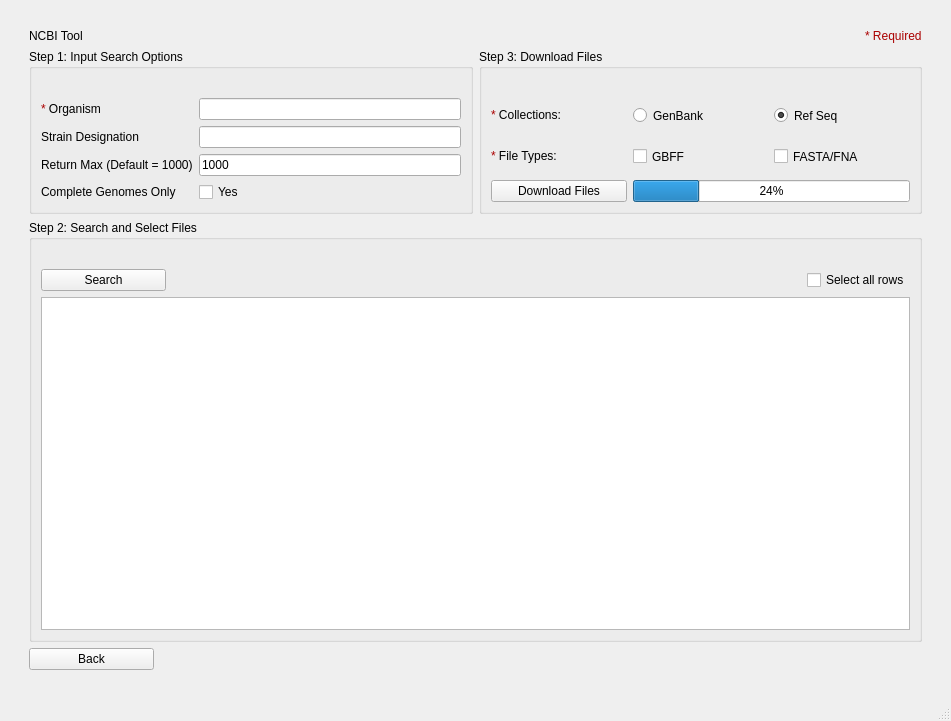
First picture: the form in ncbi.ui, repository TrinhLab/CASPERapp, before the edit.
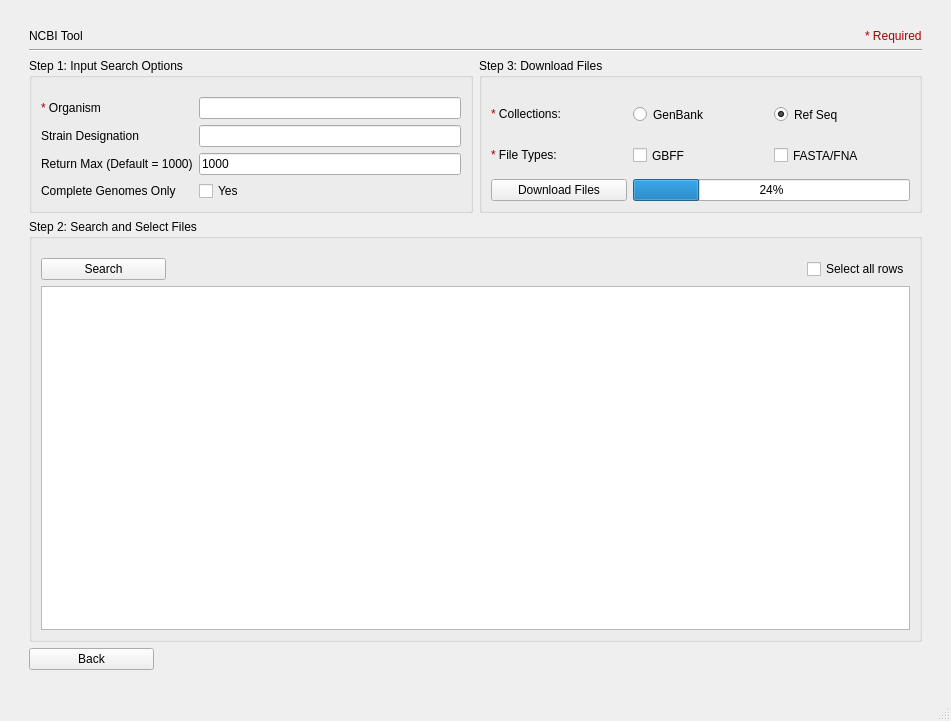
Second picture: the form after the edit.

Commit message: adding dynamic scaling for results section, off target, filter options, and cotargeting UI

The edit to the form file:
```diff
--- a/ncbi.ui
+++ b/ncbi.ui
@@ -15,44 +15,195 @@
   </property>
   <widget class="QWidget" name="centralwidget">
    <layout class="QGridLayout" name="gridLayout">
-    <item row="0" column="1">
-     <spacer name="verticalSpacer_2">
-      <property name="orientation">
-       <enum>Qt::Vertical</enum>
-      </property>
-      <property name="sizeType">
-       <enum>QSizePolicy::Fixed</enum>
-      </property>
-      <property name="sizeHint" stdset="0">
-       <size>
-        <width>20</width>
-        <height>20</height>
-       </size>
-      </property>
-     </spacer>
-    </item>
-    <item row="1" column="3">
-     <spacer name="horizontalSpacer_2">
-      <property name="orientation">
-       <enum>Qt::Horizontal</enum>
-      </property>
-      <property name="sizeType">
-       <enum>QSizePolicy::Fixed</enum>
-      </property>
-      <property name="sizeHint" stdset="0">
-       <size>
-        <width>20</width>
-        <height>20</height>
-       </size>
-      </property>
-     </spacer>
-    </item>
     <item row="1" column="1">
      <layout class="QGridLayout" name="gridLayout_3">
-      <item row="2" column="0" colspan="2">
+      <item row="0" column="1" alignment="Qt::AlignRight">
+       <widget class="QLabel" name="label_6">
+        <property name="sizePolicy">
+         <sizepolicy hsizetype="Fixed" vsizetype="Fixed">
+          <horstretch>0</horstretch>
+          <verstretch>0</verstretch>
+         </sizepolicy>
+        </property>
+        <property name="text">
+         <string>&lt;html&gt;&lt;head/&gt;&lt;body&gt;&lt;p&gt;&lt;span style=&quot; color:#aa0000;&quot;&gt;* Required&lt;/span&gt;&lt;/p&gt;&lt;/body&gt;&lt;/html&gt;</string>
+        </property>
+        <property name="textFormat">
+         <enum>Qt::RichText</enum>
+        </property>
+       </widget>
+      </item>
+      <item row="2" column="0">
+       <widget class="QGroupBox" name="Step1">
+        <property name="sizePolicy">
+         <sizepolicy hsizetype="Expanding" vsizetype="Preferred">
+          <horstretch>0</horstretch>
+          <verstretch>0</verstretch>
+         </sizepolicy>
+        </property>
+        <property name="title">
+         <string>Step 1: Input Search Options</string>
+        </property>
+        <layout class="QGridLayout" name="gridLayout_7">
+         <property name="sizeConstraint">
+          <enum>QLayout::SetMinAndMaxSize</enum>
+         </property>
+         <item row="3" column="2">
+          <widget class="QLineEdit" name="ret_max_line_edit">
+           <property name="sizePolicy">
+            <sizepolicy hsizetype="Minimum" vsizetype="Fixed">
+             <horstretch>0</horstretch>
+             <verstretch>0</verstretch>
+            </sizepolicy>
+           </property>
+           <property name="text">
+            <string>1000</string>
+           </property>
+          </widget>
+         </item>
+         <item row="4" column="2">
+          <widget class="QCheckBox" name="yes_box">
+           <property name="sizePolicy">
+            <sizepolicy hsizetype="Minimum" vsizetype="Fixed">
+             <horstretch>0</horstretch>
+             <verstretch>0</verstretch>
+            </sizepolicy>
+           </property>
+           <property name="text">
+            <string>Yes</string>
+           </property>
+          </widget>
+         </item>
+         <item row="4" column="1">
+          <widget class="QLabel" name="label">
+           <property name="sizePolicy">
+            <sizepolicy hsizetype="Fixed" vsizetype="Fixed">
+             <horstretch>0</horstretch>
+             <verstretch>0</verstretch>
+            </sizepolicy>
+           </property>
+           <property name="text">
+            <string>Complete Genomes Only</string>
+           </property>
+          </widget>
+         </item>
+         <item row="2" column="1">
+          <widget class="QLabel" name="label_3">
+           <property name="sizePolicy">
+            <sizepolicy hsizetype="Fixed" vsizetype="Fixed">
+             <horstretch>0</horstretch>
+             <verstretch>0</verstretch>
+            </sizepolicy>
+           </property>
+           <property name="text">
+            <string>Strain Designation</string>
+           </property>
+          </widget>
+         </item>
+         <item row="2" column="2">
+          <widget class="QLineEdit" name="infra_name_line_edit">
+           <property name="sizePolicy">
+            <sizepolicy hsizetype="Minimum" vsizetype="Fixed">
+             <horstretch>0</horstretch>
+             <verstretch>0</verstretch>
+            </sizepolicy>
+           </property>
+          </widget>
+         </item>
+         <item row="1" column="1">
+          <widget class="QLabel" name="label_4">
+           <property name="sizePolicy">
+            <sizepolicy hsizetype="Fixed" vsizetype="Fixed">
+             <horstretch>0</horstretch>
+             <verstretch>0</verstretch>
+            </sizepolicy>
+           </property>
+           <property name="text">
+            <string>&lt;html&gt;&lt;head/&gt;&lt;body&gt;&lt;p&gt;&lt;span style=&quot; color:#aa0000;&quot;&gt;*&lt;/span&gt; Organism&lt;/p&gt;&lt;/body&gt;&lt;/html&gt;</string>
+           </property>
+           <property name="textFormat">
+            <enum>Qt::RichText</enum>
+           </property>
+          </widget>
+         </item>
+         <item row="1" column="2">
+          <widget class="QLineEdit" name="organism_line_edit">
+           <property name="sizePolicy">
+            <sizepolicy hsizetype="Minimum" vsizetype="Fixed">
+             <horstretch>0</horstretch>
+             <verstretch>0</verstretch>
+            </sizepolicy>
+           </property>
+          </widget>
+         </item>
+         <item row="3" column="1">
+          <widget class="QLabel" name="label_2">
+           <property name="sizePolicy">
+            <sizepolicy hsizetype="Fixed" vsizetype="Fixed">
+             <horstretch>0</horstretch>
+             <verstretch>0</verstretch>
+            </sizepolicy>
+           </property>
+           <property name="text">
+            <string>Return Max (Default = 1000)</string>
+           </property>
+          </widget>
+         </item>
+         <item row="0" column="1" colspan="2">
+          <spacer name="verticalSpacer_3">
+           <property name="orientation">
+            <enum>Qt::Vertical</enum>
+           </property>
+           <property name="sizeType">
+            <enum>QSizePolicy::Preferred</enum>
+           </property>
+           <property name="sizeHint" stdset="0">
+            <size>
+             <width>20</width>
+             <height>10</height>
+            </size>
+           </property>
+          </spacer>
+         </item>
+        </layout>
+       </widget>
+      </item>
+      <item row="0" column="0" alignment="Qt::AlignLeft">
+       <widget class="QLabel" name="title">
+        <property name="sizePolicy">
+         <sizepolicy hsizetype="Fixed" vsizetype="Fixed">
+          <horstretch>0</horstretch>
+          <verstretch>0</verstretch>
+         </sizepolicy>
+        </property>
+        <property name="text">
+         <string>NCBI Tool</string>
+        </property>
+       </widget>
+      </item>
+      <item row="4" column="0" alignment="Qt::AlignLeft">
+       <widget class="QPushButton" name="back_button">
+        <property name="sizePolicy">
+         <sizepolicy hsizetype="Minimum" vsizetype="Fixed">
+          <horstretch>0</horstretch>
+          <verstretch>0</verstretch>
+         </sizepolicy>
+        </property>
+        <property name="minimumSize">
+         <size>
+          <width>125</width>
+          <height>0</height>
+         </size>
+        </property>
+        <property name="text">
+         <string>Back</string>
+        </property>
+       </widget>
+      </item>
+      <item row="3" column="0" colspan="2">
        <widget class="QGroupBox" name="Step2">
         <property name="sizePolicy">
-         <sizepolicy hsizetype="Expanding" vsizetype="Minimum">
+         <sizepolicy hsizetype="Expanding" vsizetype="Expanding">
           <horstretch>0</horstretch>
           <verstretch>0</verstretch>
          </sizepolicy>
@@ -64,7 +215,7 @@
          <item row="1" column="0" alignment="Qt::AlignLeft">
           <widget class="QPushButton" name="search_button">
            <property name="sizePolicy">
-            <sizepolicy hsizetype="Minimum" vsizetype="Preferred">
+            <sizepolicy hsizetype="Minimum" vsizetype="Fixed">
              <horstretch>0</horstretch>
              <verstretch>0</verstretch>
             </sizepolicy>
@@ -80,10 +231,20 @@
            </property>
           </widget>
          </item>
+         <item row="2" column="0" colspan="2">
+          <widget class="QTableView" name="ncbi_table">
+           <property name="sizePolicy">
+            <sizepolicy hsizetype="Minimum" vsizetype="Preferred">
+             <horstretch>0</horstretch>
+             <verstretch>0</verstretch>
+            </sizepolicy>
+           </property>
+          </widget>
+         </item>
          <item row="1" column="1" alignment="Qt::AlignRight">
           <widget class="QCheckBox" name="all_rows">
            <property name="sizePolicy">
-            <sizepolicy hsizetype="Preferred" vsizetype="Preferred">
+            <sizepolicy hsizetype="Minimum" vsizetype="Fixed">
              <horstretch>0</horstretch>
              <verstretch>0</verstretch>
             </sizepolicy>
@@ -93,84 +254,29 @@
            </property>
           </widget>
          </item>
-         <item row="2" column="0" colspan="2">
-          <widget class="QTableView" name="ncbi_table">
-           <property name="sizePolicy">
-            <sizepolicy hsizetype="Preferred" vsizetype="Expanding">
-             <horstretch>0</horstretch>
-             <verstretch>0</verstretch>
-            </sizepolicy>
-           </property>
-          </widget>
-         </item>
          <item row="0" column="0" colspan="2">
-          <widget class="QLabel" name="spacer2">
-           <property name="sizePolicy">
-            <sizepolicy hsizetype="Preferred" vsizetype="Fixed">
-             <horstretch>0</horstretch>
-             <verstretch>0</verstretch>
-            </sizepolicy>
+          <spacer name="verticalSpacer_5">
+           <property name="orientation">
+            <enum>Qt::Vertical</enum>
            </property>
-           <property name="text">
-            <string/>
+           <property name="sizeType">
+            <enum>QSizePolicy::Preferred</enum>
            </property>
-          </widget>
+           <property name="sizeHint" stdset="0">
+            <size>
+             <width>20</width>
+             <height>10</height>
+            </size>
+           </property>
+          </spacer>
          </item>
         </layout>
        </widget>
       </item>
-      <item row="3" column="0" alignment="Qt::AlignLeft">
-       <widget class="QPushButton" name="back_button">
-        <property name="sizePolicy">
-         <sizepolicy hsizetype="Minimum" vsizetype="Preferred">
-          <horstretch>0</horstretch>
-          <verstretch>0</verstretch>
-         </sizepolicy>
-        </property>
-        <property name="minimumSize">
-         <size>
-          <width>125</width>
-          <height>0</height>
-         </size>
-        </property>
-        <property name="text">
-         <string>Back</string>
-        </property>
-       </widget>
-      </item>
-      <item row="0" column="0" alignment="Qt::AlignLeft">
-       <widget class="QLabel" name="title">
-        <property name="sizePolicy">
-         <sizepolicy hsizetype="Fixed" vsizetype="Fixed">
-          <horstretch>0</horstretch>
-          <verstretch>0</verstretch>
-         </sizepolicy>
-        </property>
-        <property name="text">
-         <string>NCBI Tool</string>
-        </property>
-       </widget>
-      </item>
-      <item row="0" column="1" alignment="Qt::AlignRight">
-       <widget class="QLabel" name="label_6">
-        <property name="sizePolicy">
-         <sizepolicy hsizetype="Fixed" vsizetype="Fixed">
-          <horstretch>0</horstretch>
-          <verstretch>0</verstretch>
-         </sizepolicy>
-        </property>
-        <property name="text">
-         <string>&lt;html&gt;&lt;head/&gt;&lt;body&gt;&lt;p&gt;&lt;span style=&quot; color:#aa0000;&quot;&gt;* Required&lt;/span&gt;&lt;/p&gt;&lt;/body&gt;&lt;/html&gt;</string>
-        </property>
-        <property name="textFormat">
-         <enum>Qt::RichText</enum>
-        </property>
-       </widget>
-      </item>
-      <item row="1" column="1">
+      <item row="2" column="1">
        <widget class="QGroupBox" name="Step3">
         <property name="sizePolicy">
-         <sizepolicy hsizetype="Expanding" vsizetype="Minimum">
+         <sizepolicy hsizetype="Expanding" vsizetype="Preferred">
           <horstretch>0</horstretch>
           <verstretch>0</verstretch>
          </sizepolicy>
@@ -179,58 +285,6 @@
          <string>Step 3: Download Files</string>
         </property>
         <layout class="QGridLayout" name="gridLayout_6">
-         <item row="3" column="0">
-          <widget class="QPushButton" name="download_button">
-           <property name="sizePolicy">
-            <sizepolicy hsizetype="Preferred" vsizetype="Fixed">
-             <horstretch>0</horstretch>
-             <verstretch>0</verstretch>
-            </sizepolicy>
-           </property>
-           <property name="text">
-            <string>Download Files</string>
-           </property>
-          </widget>
-         </item>
-         <item row="2" column="1">
-          <widget class="QCheckBox" name="gbff_checkbox">
-           <property name="sizePolicy">
-            <sizepolicy hsizetype="Preferred" vsizetype="Preferred">
-             <horstretch>0</horstretch>
-             <verstretch>0</verstretch>
-            </sizepolicy>
-           </property>
-           <property name="text">
-            <string>GBFF</string>
-           </property>
-          </widget>
-         </item>
-         <item row="3" column="1" colspan="2">
-          <widget class="QProgressBar" name="progressBar">
-           <property name="sizePolicy">
-            <sizepolicy hsizetype="Preferred" vsizetype="Fixed">
-             <horstretch>0</horstretch>
-             <verstretch>0</verstretch>
-            </sizepolicy>
-           </property>
-           <property name="value">
-            <number>24</number>
-           </property>
-          </widget>
-         </item>
-         <item row="2" column="0">
-          <widget class="QLabel" name="label_8">
-           <property name="sizePolicy">
-            <sizepolicy hsizetype="Preferred" vsizetype="Preferred">
-             <horstretch>0</horstretch>
-             <verstretch>0</verstretch>
-            </sizepolicy>
-           </property>
-           <property name="text">
-            <string>&lt;html&gt;&lt;head/&gt;&lt;body&gt;&lt;p&gt;&lt;span style=&quot; color:#aa0000;&quot;&gt;*&lt;/span&gt; File Types:&lt;/p&gt;&lt;/body&gt;&lt;/html&gt;</string>
-           </property>
-          </widget>
-         </item>
          <item row="1" column="1">
           <widget class="QRadioButton" name="genbank_checkbox">
            <property name="sizePolicy">
@@ -260,8 +314,8 @@
            </property>
           </widget>
          </item>
-         <item row="2" column="2">
-          <widget class="QCheckBox" name="fna_checkbox">
+         <item row="2" column="0">
+          <widget class="QLabel" name="label_8">
            <property name="sizePolicy">
             <sizepolicy hsizetype="Preferred" vsizetype="Preferred">
              <horstretch>0</horstretch>
@@ -269,7 +323,7 @@
             </sizepolicy>
            </property>
            <property name="text">
-            <string>FASTA/FNA</string>
+            <string>&lt;html&gt;&lt;head/&gt;&lt;body&gt;&lt;p&gt;&lt;span style=&quot; color:#aa0000;&quot;&gt;*&lt;/span&gt; File Types:&lt;/p&gt;&lt;/body&gt;&lt;/html&gt;</string>
            </property>
           </widget>
          </item>
@@ -286,169 +340,86 @@
            </property>
           </widget>
          </item>
-         <item row="0" column="0" colspan="3">
-          <widget class="QLabel" name="spacer3">
+         <item row="2" column="1">
+          <widget class="QCheckBox" name="gbff_checkbox">
            <property name="sizePolicy">
+            <sizepolicy hsizetype="Preferred" vsizetype="Preferred">
+             <horstretch>0</horstretch>
+             <verstretch>0</verstretch>
+            </sizepolicy>
+           </property>
+           <property name="text">
+            <string>GBFF</string>
+           </property>
+          </widget>
+         </item>
+         <item row="3" column="0">
+          <widget class="QPushButton" name="download_button">
+           <property name="sizePolicy">
             <sizepolicy hsizetype="Preferred" vsizetype="Fixed">
              <horstretch>0</horstretch>
              <verstretch>0</verstretch>
             </sizepolicy>
            </property>
            <property name="text">
-            <string/>
+            <string>Download Files</string>
            </property>
           </widget>
          </item>
+         <item row="2" column="2">
+          <widget class="QCheckBox" name="fna_checkbox">
+           <property name="sizePolicy">
+            <sizepolicy hsizetype="Preferred" vsizetype="Preferred">
+             <horstretch>0</horstretch>
+             <verstretch>0</verstretch>
+            </sizepolicy>
+           </property>
+           <property name="text">
+            <string>FASTA/FNA</string>
+           </property>
+          </widget>
+         </item>
+         <item row="3" column="1" colspan="2">
+          <widget class="QProgressBar" name="progressBar">
+           <property name="sizePolicy">
+            <sizepolicy hsizetype="Preferred" vsizetype="Fixed">
+             <horstretch>0</horstretch>
+             <verstretch>0</verstretch>
+            </sizepolicy>
+           </property>
+           <property name="value">
+            <number>24</number>
+           </property>
+          </widget>
+         </item>
+         <item row="0" column="0" colspan="2">
+          <spacer name="verticalSpacer_4">
+           <property name="orientation">
+            <enum>Qt::Vertical</enum>
+           </property>
+           <property name="sizeType">
+            <enum>QSizePolicy::Preferred</enum>
+           </property>
+           <property name="sizeHint" stdset="0">
+            <size>
+             <width>20</width>
+             <height>10</height>
+            </size>
+           </property>
+          </spacer>
+         </item>
         </layout>
        </widget>
       </item>
-      <item row="1" column="0">
-       <widget class="QGroupBox" name="Step1">
-        <property name="sizePolicy">
-         <sizepolicy hsizetype="Expanding" vsizetype="Minimum">
-          <horstretch>0</horstretch>
-          <verstretch>0</verstretch>
-         </sizepolicy>
+      <item row="1" column="0" colspan="2">
+       <widget class="Line" name="line">
+        <property name="orientation">
+         <enum>Qt::Horizontal</enum>
         </property>
-        <property name="title">
-         <string>Step 1: Input Search Options</string>
-        </property>
-        <layout class="QGridLayout" name="gridLayout_7">
-         <item row="2" column="2">
-          <widget class="QLineEdit" name="infra_name_line_edit">
-           <property name="sizePolicy">
-            <sizepolicy hsizetype="Minimum" vsizetype="Fixed">
-             <horstretch>0</horstretch>
-             <verstretch>0</verstretch>
-            </sizepolicy>
-           </property>
-          </widget>
-         </item>
-         <item row="1" column="1">
-          <widget class="QLabel" name="label_4">
-           <property name="sizePolicy">
-            <sizepolicy hsizetype="Fixed" vsizetype="Fixed">
-             <horstretch>0</horstretch>
-             <verstretch>0</verstretch>
-            </sizepolicy>
-           </property>
-           <property name="text">
-            <string>&lt;html&gt;&lt;head/&gt;&lt;body&gt;&lt;p&gt;&lt;span style=&quot; color:#aa0000;&quot;&gt;*&lt;/span&gt; Organism&lt;/p&gt;&lt;/body&gt;&lt;/html&gt;</string>
-           </property>
-           <property name="textFormat">
-            <enum>Qt::RichText</enum>
-           </property>
-          </widget>
-         </item>
-         <item row="4" column="2">
-          <widget class="QCheckBox" name="yes_box">
-           <property name="sizePolicy">
-            <sizepolicy hsizetype="Minimum" vsizetype="Fixed">
-             <horstretch>0</horstretch>
-             <verstretch>0</verstretch>
-            </sizepolicy>
-           </property>
-           <property name="text">
-            <string>Yes</string>
-           </property>
-          </widget>
-         </item>
-         <item row="4" column="1">
-          <widget class="QLabel" name="label">
-           <property name="sizePolicy">
-            <sizepolicy hsizetype="Fixed" vsizetype="Fixed">
-             <horstretch>0</horstretch>
-             <verstretch>0</verstretch>
-            </sizepolicy>
-           </property>
-           <property name="text">
-            <string>Complete Genomes Only</string>
-           </property>
-          </widget>
-         </item>
-         <item row="2" column="1">
-          <widget class="QLabel" name="label_3">
-           <property name="sizePolicy">
-            <sizepolicy hsizetype="Fixed" vsizetype="Fixed">
-             <horstretch>0</horstretch>
-             <verstretch>0</verstretch>
-            </sizepolicy>
-           </property>
-           <property name="text">
-            <string>Strain Designation</string>
-           </property>
-          </widget>
-         </item>
-         <item row="1" column="2">
-          <widget class="QLineEdit" name="organism_line_edit">
-           <property name="sizePolicy">
-            <sizepolicy hsizetype="Minimum" vsizetype="Fixed">
-             <horstretch>0</horstretch>
-             <verstretch>0</verstretch>
-            </sizepolicy>
-           </property>
-          </widget>
-         </item>
-         <item row="3" column="2">
-          <widget class="QLineEdit" name="ret_max_line_edit">
-           <property name="sizePolicy">
-            <sizepolicy hsizetype="Minimum" vsizetype="Fixed">
-             <horstretch>0</horstretch>
-             <verstretch>0</verstretch>
-            </sizepolicy>
-           </property>
-           <property name="text">
-            <string>1000</string>
-           </property>
-          </widget>
-         </item>
-         <item row="3" column="1">
-          <widget class="QLabel" name="label_2">
-           <property name="sizePolicy">
-            <sizepolicy hsizetype="Fixed" vsizetype="Fixed">
-             <horstretch>0</horstretch>
-             <verstretch>0</verstretch>
-            </sizepolicy>
-           </property>
-           <property name="text">
-            <string>Return Max (Default = 1000)</string>
-           </property>
-          </widget>
-         </item>
-         <item row="0" column="1" colspan="2">
-          <widget class="QLabel" name="spacer1">
-           <property name="sizePolicy">
-            <sizepolicy hsizetype="Preferred" vsizetype="Fixed">
-             <horstretch>0</horstretch>
-             <verstretch>0</verstretch>
-            </sizepolicy>
-           </property>
-           <property name="text">
-            <string/>
-           </property>
-          </widget>
-         </item>
-        </layout>
        </widget>
       </item>
      </layout>
     </item>
-    <item row="3" column="1">
-     <spacer name="verticalSpacer">
-      <property name="orientation">
-       <enum>Qt::Vertical</enum>
-      </property>
-      <property name="sizeType">
-       <enum>QSizePolicy::Fixed</enum>
-      </property>
-      <property name="sizeHint" stdset="0">
-       <size>
-        <width>20</width>
-        <height>20</height>
-       </size>
-      </property>
-     </spacer>
-    </item>
     <item row="1" column="0">
      <spacer name="horizontalSpacer">
       <property name="orientation">
@@ -465,6 +436,54 @@
       </property>
      </spacer>
     </item>
+    <item row="1" column="3">
+     <spacer name="horizontalSpacer_2">
+      <property name="orientation">
+       <enum>Qt::Horizontal</enum>
+      </property>
+      <property name="sizeType">
+       <enum>QSizePolicy::Fixed</enum>
+      </property>
+      <property name="sizeHint" stdset="0">
+       <size>
+        <width>20</width>
+        <height>20</height>
+       </size>
+      </property>
+     </spacer>
+    </item>
+    <item row="0" column="1">
+     <spacer name="verticalSpacer_2">
+      <property name="orientation">
+       <enum>Qt::Vertical</enum>
+      </property>
+      <property name="sizeType">
+       <enum>QSizePolicy::Fixed</enum>
+      </property>
+      <property name="sizeHint" stdset="0">
+       <size>
+        <width>20</width>
+        <height>20</height>
+       </size>
+      </property>
+     </spacer>
+    </item>
+    <item row="2" column="1">
+     <spacer name="verticalSpacer">
+      <property name="orientation">
+       <enum>Qt::Vertical</enum>
+      </property>
+      <property name="sizeType">
+       <enum>QSizePolicy::Fixed</enum>
+      </property>
+      <property name="sizeHint" stdset="0">
+       <size>
+        <width>20</width>
+        <height>20</height>
+       </size>
+      </property>
+     </spacer>
+    </item>
    </layout>
   </widget>
   <widget class="QStatusBar" name="statusbar"/>
```
The commit also changes 12 other files.
